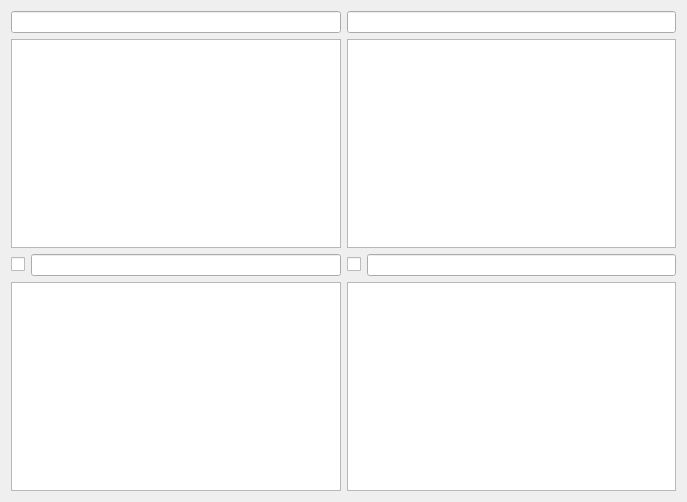
The window that test_chb_filt_model/testchbfiltmainwindow.ui (aralex/qtzoo) describes before a commit, drawn with Qt 5.
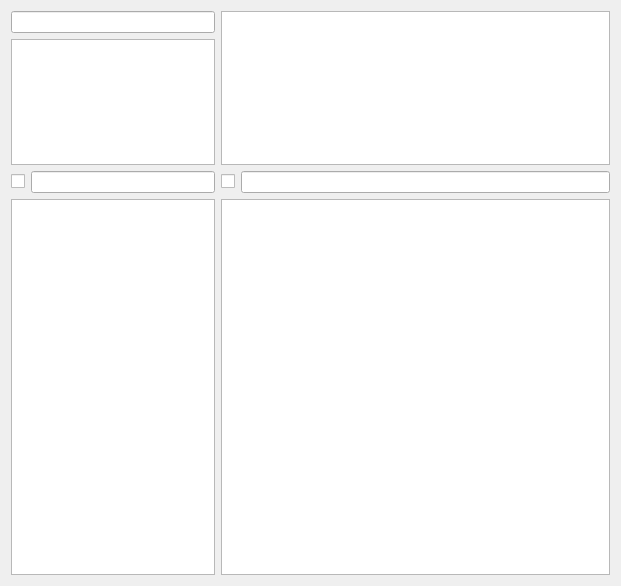
The same window after the commit.

What changed in the file:
```diff
--- a/test_chb_filt_model/testchbfiltmainwindow.ui
+++ b/test_chb_filt_model/testchbfiltmainwindow.ui
@@ -6,64 +6,39 @@
    <rect>
     <x>0</x>
     <y>0</y>
-    <width>687</width>
-    <height>502</height>
+    <width>621</width>
+    <height>586</height>
    </rect>
   </property>
   <property name="windowTitle">
    <string>TestChBFiltMainWindow</string>
   </property>
   <widget class="QWidget" name="centralWidget">
-   <layout class="QGridLayout" name="gridLayout">
+   <layout class="QGridLayout" name="gridLayout" rowstretch="1,1,1,3" columnstretch="0,1,0,2">
     <item row="0" column="0" colspan="2">
      <widget class="QLineEdit" name="le_regionPattern"/>
     </item>
-    <item row="0" column="2" colspan="2">
-     <widget class="QLineEdit" name="le_townPattern"/>
+    <item row="0" column="2" rowspan="2" colspan="2">
+     <widget class="QTableView" name="tvDietsFull">
+      <property name="editTriggers">
+       <set>QAbstractItemView::NoEditTriggers</set>
+      </property>
+      <property name="alternatingRowColors">
+       <bool>true</bool>
+      </property>
+      <property name="selectionBehavior">
+       <enum>QAbstractItemView::SelectRows</enum>
+      </property>
+      <property name="sortingEnabled">
+       <bool>true</bool>
+      </property>
+      <attribute name="verticalHeaderVisible">
+       <bool>false</bool>
+      </attribute>
+     </widget>
     </item>
     <item row="1" column="0" colspan="2">
-     <widget class="QTableView" name="tableView_1">
-      <property name="sizePolicy">
-       <sizepolicy hsizetype="Expanding" vsizetype="Expanding">
-        <horstretch>0</horstretch>
-        <verstretch>0</verstretch>
-       </sizepolicy>
-      </property>
-      <property name="editTriggers">
-       <set>QAbstractItemView::NoEditTriggers</set>
-      </property>
-      <property name="alternatingRowColors">
-       <bool>true</bool>
-      </property>
-      <property name="selectionBehavior">
-       <enum>QAbstractItemView::SelectRows</enum>
-      </property>
-      <property name="sortingEnabled">
-       <bool>true</bool>
-      </property>
-      <attribute name="verticalHeaderVisible">
-       <bool>false</bool>
-      </attribute>
-     </widget>
-    </item>
-    <item row="1" column="2" colspan="2">
-     <widget class="QTableView" name="tableView_2">
-      <property name="editTriggers">
-       <set>QAbstractItemView::NoEditTriggers</set>
-      </property>
-      <property name="alternatingRowColors">
-       <bool>true</bool>
-      </property>
-      <property name="selectionBehavior">
-       <enum>QAbstractItemView::SelectRows</enum>
-      </property>
-      <property name="sortingEnabled">
-       <bool>true</bool>
-      </property>
-      <attribute name="verticalHeaderVisible">
-       <bool>false</bool>
-      </attribute>
-     </widget>
+     <widget class="QListView" name="lvDiets"/>
     </item>
     <item row="2" column="0">
      <widget class="QCheckBox" name="chb_1">
```
Left out of the diff: 14 changed lines with no effect on the pictures.
